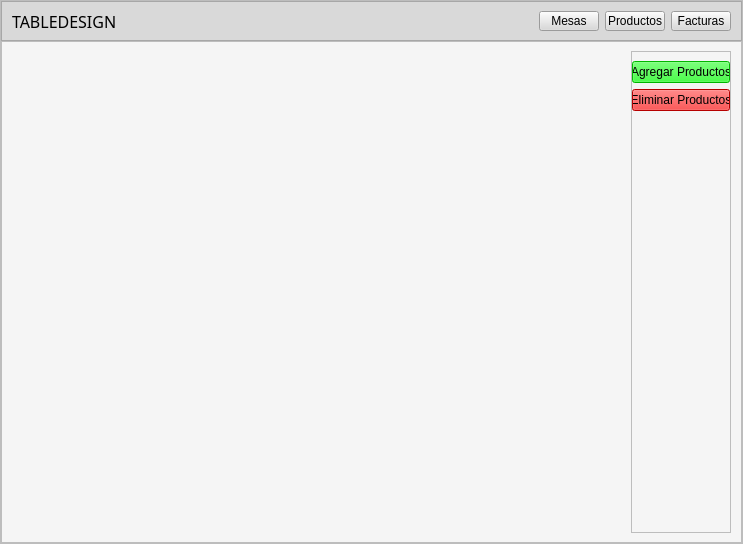
jorgea-hn/Proyecto_Sistema_Restaurante, file Layout/PrincipalProductos.ui: the form before one commit.
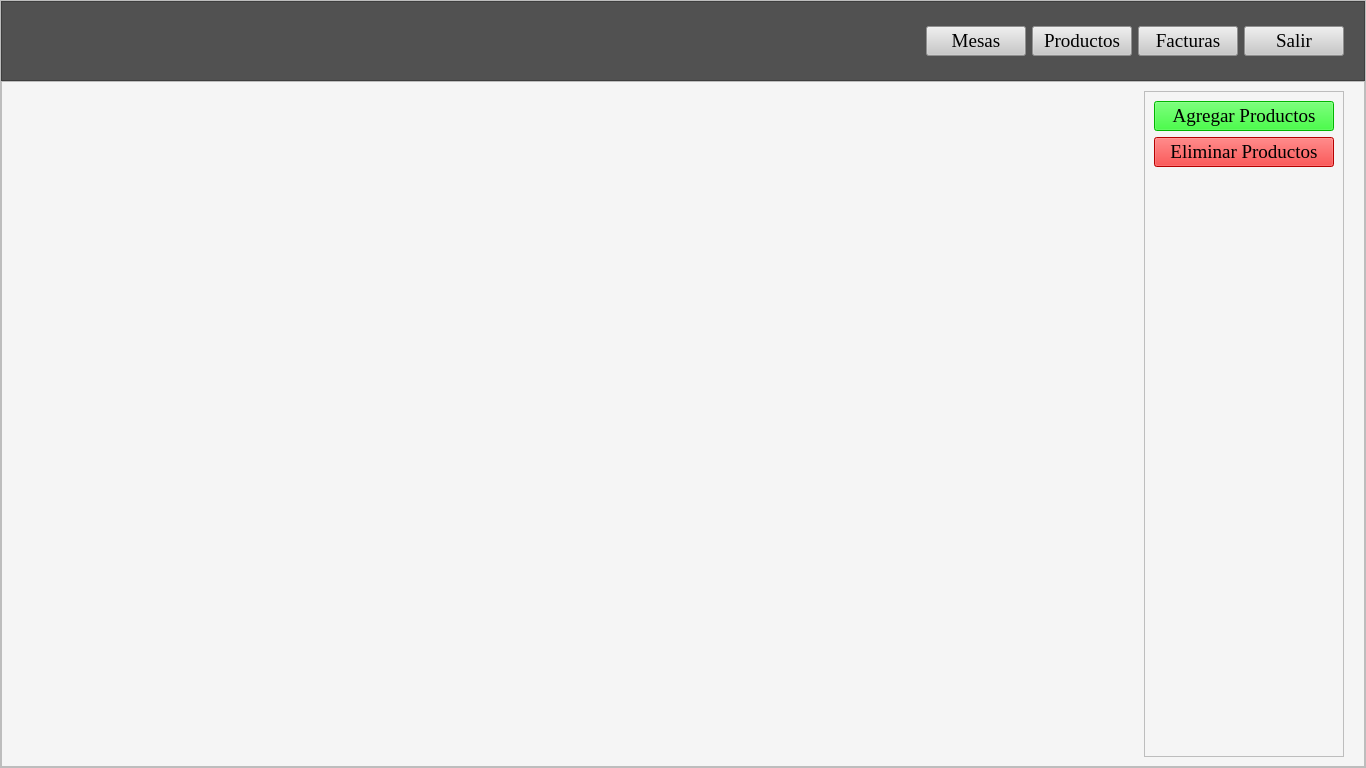
The form after the commit. Icons and pictures are not drawn.

Commit message: Modificacion de interfaz

The edit to the form file:
```diff
--- a/Layout/PrincipalProductos.ui
+++ b/Layout/PrincipalProductos.ui
@@ -6,10 +6,22 @@
    <rect>
     <x>0</x>
     <y>0</y>
-    <width>743</width>
-    <height>544</height>
+    <width>1366</width>
+    <height>768</height>
    </rect>
   </property>
+  <property name="sizePolicy">
+   <sizepolicy hsizetype="MinimumExpanding" vsizetype="MinimumExpanding">
+    <horstretch>0</horstretch>
+    <verstretch>0</verstretch>
+   </sizepolicy>
+  </property>
+  <property name="minimumSize">
+   <size>
+    <width>1366</width>
+    <height>768</height>
+   </size>
+  </property>
   <property name="windowTitle">
    <string>MainWindow</string>
   </property>
@@ -62,17 +74,18 @@
          <property name="minimumSize">
           <size>
            <width>40</width>
-           <height>0</height>
+           <height>80</height>
           </size>
          </property>
          <property name="maximumSize">
           <size>
            <width>16777215</width>
-           <height>40</height>
+           <height>80</height>
           </size>
          </property>
          <property name="styleSheet">
-          <string notr="true">background-color: rgb(217, 217, 217);</string>
+          <string notr="true">background-color: rgb(81, 81, 81);
+</string>
          </property>
          <property name="frameShape">
           <enum>QFrame::StyledPanel</enum>
@@ -85,10 +98,22 @@
            <number>10</number>
           </property>
           <property name="rightMargin">
-           <number>10</number>
+           <number>20</number>
           </property>
           <item>
            <widget class="QLabel" name="label">
+            <property name="minimumSize">
+             <size>
+              <width>10</width>
+              <height>10</height>
+             </size>
+            </property>
+            <property name="maximumSize">
+             <size>
+              <width>60</width>
+              <height>100</height>
+             </size>
+            </property>
             <property name="font">
              <font>
               <family>Baskerville Old Face</family>
@@ -98,7 +123,13 @@
              </font>
             </property>
             <property name="text">
-             <string>TABLEDESIGN</string>
+             <string/>
+            </property>
+            <property name="pixmap">
+             <pixmap>../../DIBUJOS PRACTICAS EN INK/app de restaurante/icono.png</pixmap>
+            </property>
+            <property name="scaledContents">
+             <bool>true</bool>
             </property>
            </widget>
           </item>
@@ -119,26 +150,28 @@
            <widget class="QPushButton" name="pushButton_Mesas">
             <property name="minimumSize">
              <size>
-              <width>60</width>
+              <width>100</width>
               <height>0</height>
              </size>
             </property>
             <property name="maximumSize">
              <size>
-              <width>60</width>
+              <width>100</width>
               <height>16777215</height>
              </size>
             </property>
+            <property name="font">
+             <font>
+              <family>Georgia</family>
+              <pointsize>14</pointsize>
+             </font>
+            </property>
             <property name="focusPolicy">
              <enum>Qt::ClickFocus</enum>
             </property>
             <property name="styleSheet">
-             <string notr="true">
-QPushButton#pushButton_Mesas:hover {
-	
-	
-	background-color: rgb(173, 173, 173);
-}</string>
+             <string notr="true">background-color: rgb(200, 200, 200);
+</string>
             </property>
             <property name="text">
              <string>Mesas</string>
@@ -149,25 +182,27 @@
            <widget class="QPushButton" name="pushButton_Productos">
             <property name="minimumSize">
              <size>
-              <width>60</width>
+              <width>100</width>
               <height>0</height>
              </size>
             </property>
             <property name="maximumSize">
              <size>
-              <width>60</width>
+              <width>100</width>
               <height>16777215</height>
              </size>
             </property>
+            <property name="font">
+             <font>
+              <family>Georgia</family>
+              <pointsize>14</pointsize>
+             </font>
+            </property>
             <property name="focusPolicy">
              <enum>Qt::ClickFocus</enum>
             </property>
             <property name="styleSheet">
-             <string notr="true">QPushButton#pushButton_Productos:hover {
-	
-	
-	background-color: rgb(173, 173, 173);
-}</string>
+             <string notr="true">background-color: rgb(200, 200, 200);</string>
             </property>
             <property name="text">
              <string>Productos</string>
@@ -178,28 +213,58 @@
            <widget class="QPushButton" name="pushButton_Facturas">
             <property name="minimumSize">
              <size>
-              <width>60</width>
+              <width>100</width>
               <height>0</height>
              </size>
             </property>
             <property name="maximumSize">
              <size>
-              <width>60</width>
+              <width>100</width>
               <height>16777215</height>
              </size>
             </property>
+            <property name="font">
+             <font>
+              <family>Georgia</family>
+              <pointsize>14</pointsize>
+             </font>
+            </property>
             <property name="styleSheet">
-             <string notr="true">QPushButton#pushButton_Facturas:hover {
-	
-	
-	background-color: rgb(173, 173, 173);
-}</string>
+             <string notr="true">background-color: rgb(200, 200, 200);</string>
             </property>
             <property name="text">
              <string>Facturas</string>
             </property>
            </widget>
           </item>
+          <item>
+           <widget class="QPushButton" name="pushButton">
+            <property name="minimumSize">
+             <size>
+              <width>100</width>
+              <height>0</height>
+             </size>
+            </property>
+            <property name="maximumSize">
+             <size>
+              <width>100</width>
+              <height>16777215</height>
+             </size>
+            </property>
+            <property name="font">
+             <font>
+              <family>Georgia</family>
+              <pointsize>14</pointsize>
+             </font>
+            </property>
+            <property name="styleSheet">
+             <string notr="true">background-color: rgb(200, 200, 200);</string>
+            </property>
+            <property name="text">
+             <string>Salir</string>
+            </property>
+           </widget>
+          </item>
          </layout>
         </widget>
        </item>
@@ -216,7 +281,7 @@
            <number>10</number>
           </property>
           <property name="rightMargin">
-           <number>10</number>
+           <number>20</number>
           </property>
           <item>
            <layout class="QGridLayout" name="gridLayout" rowminimumheight="0" columnminimumwidth="0"/>
@@ -225,13 +290,13 @@
            <widget class="QFrame" name="frame_2">
             <property name="minimumSize">
              <size>
-              <width>100</width>
+              <width>200</width>
               <height>0</height>
              </size>
             </property>
             <property name="maximumSize">
              <size>
-              <width>100</width>
+              <width>150</width>
               <height>16777215</height>
              </size>
             </property>
@@ -248,8 +313,26 @@
              <property name="rightMargin">
               <number>0</number>
              </property>
-             <item>
+             <item alignment="Qt::AlignHCenter">
               <widget class="QPushButton" name="pushButton_AgregarProducto">
+               <property name="minimumSize">
+                <size>
+                 <width>180</width>
+                 <height>0</height>
+                </size>
+               </property>
+               <property name="maximumSize">
+                <size>
+                 <width>140</width>
+                 <height>16777215</height>
+                </size>
+               </property>
+               <property name="font">
+                <font>
+                 <family>Georgia</family>
+                 <pointsize>14</pointsize>
+                </font>
+               </property>
                <property name="styleSheet">
                 <string notr="true">background-color: rgb(0, 255, 0);</string>
                </property>
@@ -258,8 +341,26 @@
                </property>
               </widget>
              </item>
-             <item>
+             <item alignment="Qt::AlignHCenter">
               <widget class="QPushButton" name="pushButton_EliminarProducto">
+               <property name="minimumSize">
+                <size>
+                 <width>180</width>
+                 <height>0</height>
+                </size>
+               </property>
+               <property name="maximumSize">
+                <size>
+                 <width>140</width>
+                 <height>16777215</height>
+                </size>
+               </property>
+               <property name="font">
+                <font>
+                 <family>Georgia</family>
+                 <pointsize>14</pointsize>
+                </font>
+               </property>
                <property name="styleSheet">
                 <string notr="true">background-color: rgb(255, 0, 0);</string>
                </property>
```
Left out of the diff: 3 changed lines with no effect on the pictures. The commit also changes 5 other files.
